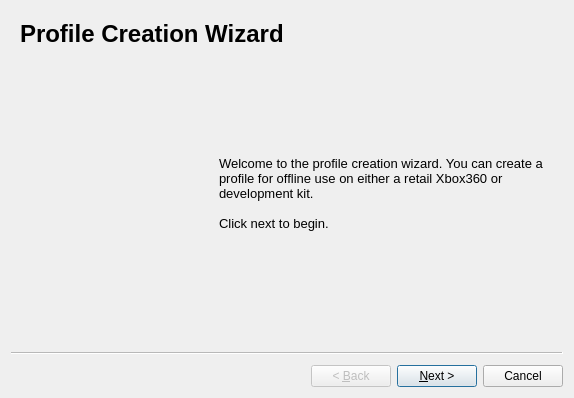
This is Velocity/profilecreatorwizard.ui in hetelek/Velocity as Qt 5 draws it before an edit. The edited form follows.
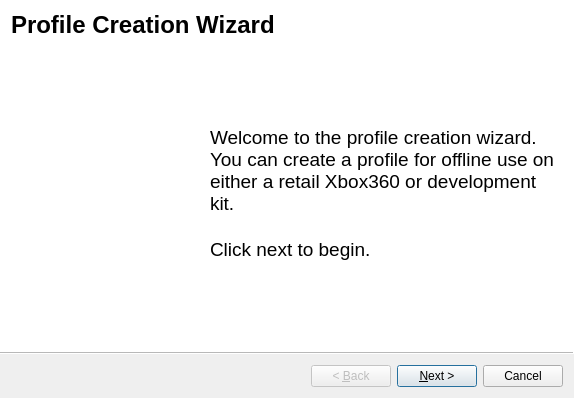
This is the edited form. Icons and pictures are not drawn.

Diff of the .ui file:
```diff
--- a/Velocity/profilecreatorwizard.ui
+++ b/Velocity/profilecreatorwizard.ui
@@ -17,6 +17,9 @@
    <iconset resource="Resources.qrc">
     <normaloff>:/Images/Leaner24.png</normaloff>:/Images/Leaner24.png</iconset>
   </property>
+  <property name="wizardStyle">
+   <enum>QWizard::AeroStyle</enum>
+  </property>
   <widget class="QWizardPage" name="pageFront">
    <layout class="QVBoxLayout" name="verticalLayout">
     <item>
@@ -79,10 +82,10 @@
          <string>&lt;!DOCTYPE HTML PUBLIC &quot;-//W3C//DTD HTML 4.0//EN&quot; &quot;http://www.w3.org/TR/REC-html40/strict.dtd&quot;&gt;
 &lt;html&gt;&lt;head&gt;&lt;meta name=&quot;qrichtext&quot; content=&quot;1&quot; /&gt;&lt;style type=&quot;text/css&quot;&gt;
 p, li { white-space: pre-wrap; }
-&lt;/style&gt;&lt;/head&gt;&lt;body style=&quot; font-family:'MS Shell Dlg 2'; font-size:8.25pt; font-weight:400; font-style:normal;&quot;&gt;
-&lt;p style=&quot; margin-top:0px; margin-bottom:0px; margin-left:0px; margin-right:0px; -qt-block-indent:0; text-indent:0px;&quot;&gt;&lt;span style=&quot; font-size:10pt;&quot;&gt;Welcome to the profile creation wizard. You can create a profile for offline use on either a retail Xbox360 or development kit.&lt;/span&gt;&lt;/p&gt;
-&lt;p style=&quot;-qt-paragraph-type:empty; margin-top:0px; margin-bottom:0px; margin-left:0px; margin-right:0px; -qt-block-indent:0; text-indent:0px; font-size:10pt;&quot;&gt;&lt;/p&gt;
-&lt;p style=&quot; margin-top:0px; margin-bottom:0px; margin-left:0px; margin-right:0px; -qt-block-indent:0; text-indent:0px;&quot;&gt;&lt;span style=&quot; font-size:10pt;&quot;&gt;Click next to begin.&lt;/span&gt;&lt;/p&gt;&lt;/body&gt;&lt;/html&gt;</string>
+&lt;/style&gt;&lt;/head&gt;&lt;body style=&quot; font-family:'Lucida Grande'; font-size:13pt; font-weight:400; font-style:normal;&quot;&gt;
+&lt;p style=&quot; margin-top:0px; margin-bottom:0px; margin-left:0px; margin-right:0px; -qt-block-indent:0; text-indent:0px;&quot;&gt;&lt;span style=&quot; font-family:'MS Shell Dlg 2'; font-size:14pt;&quot;&gt;Welcome to the profile creation wizard. You can create a profile for offline use on either a retail Xbox360 or development kit.&lt;/span&gt;&lt;/p&gt;
+&lt;p style=&quot;-qt-paragraph-type:empty; margin-top:0px; margin-bottom:0px; margin-left:0px; margin-right:0px; -qt-block-indent:0; text-indent:0px; font-family:'MS Shell Dlg 2'; font-size:14pt;&quot;&gt;&lt;/p&gt;
+&lt;p style=&quot; margin-top:0px; margin-bottom:0px; margin-left:0px; margin-right:0px; -qt-block-indent:0; text-indent:0px;&quot;&gt;&lt;span style=&quot; font-family:'MS Shell Dlg 2'; font-size:14pt;&quot;&gt;Click next to begin.&lt;/span&gt;&lt;/p&gt;&lt;/body&gt;&lt;/html&gt;</string>
         </property>
         <property name="wordWrap">
          <bool>true</bool>
```
Left out of the diff: 8 changed lines with no effect on the pictures.
